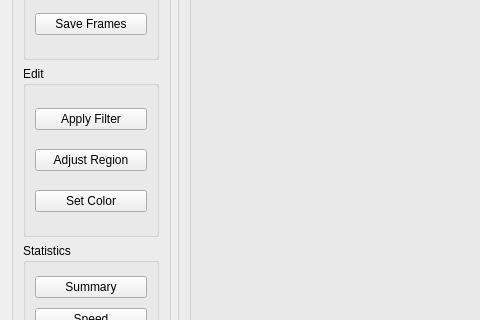
marvis/coseg, file AT3D/widgets/at3d_view.ui: the form before one commit; both pictures show x 0 to 480 and y 151 to 471 of the 952 by 764 pixel window.
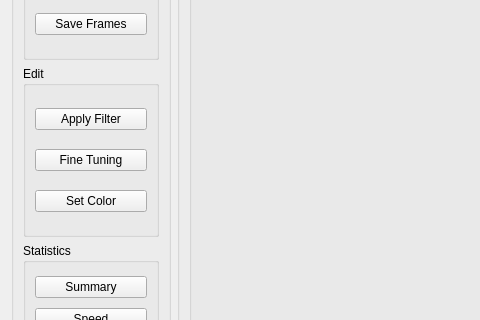
The form after the commit.

Commit message: FineTuningDialog is done. Changes including: 1. fix getBetaPixels problem (duplicate getAlphaPixels) 2. add setTree() and getTree() in Cell class 3. Cell class : getXXXNode -> getXXXNodeLabel, setXXXNode -> setXXXNodeLabel

The edit to the form file:
```diff
--- a/AT3D/widgets/at3d_view.ui
+++ b/AT3D/widgets/at3d_view.ui
@@ -81,7 +81,7 @@
          <item>
           <widget class="QPushButton" name="adjustRegionButton">
            <property name="text">
-            <string>Adjust Region</string>
+            <string>Fine Tuning</string>
            </property>
           </widget>
          </item>
```
Left out of the diff: 2 changed lines with no effect on the pictures. The commit also changes 18 other files.
